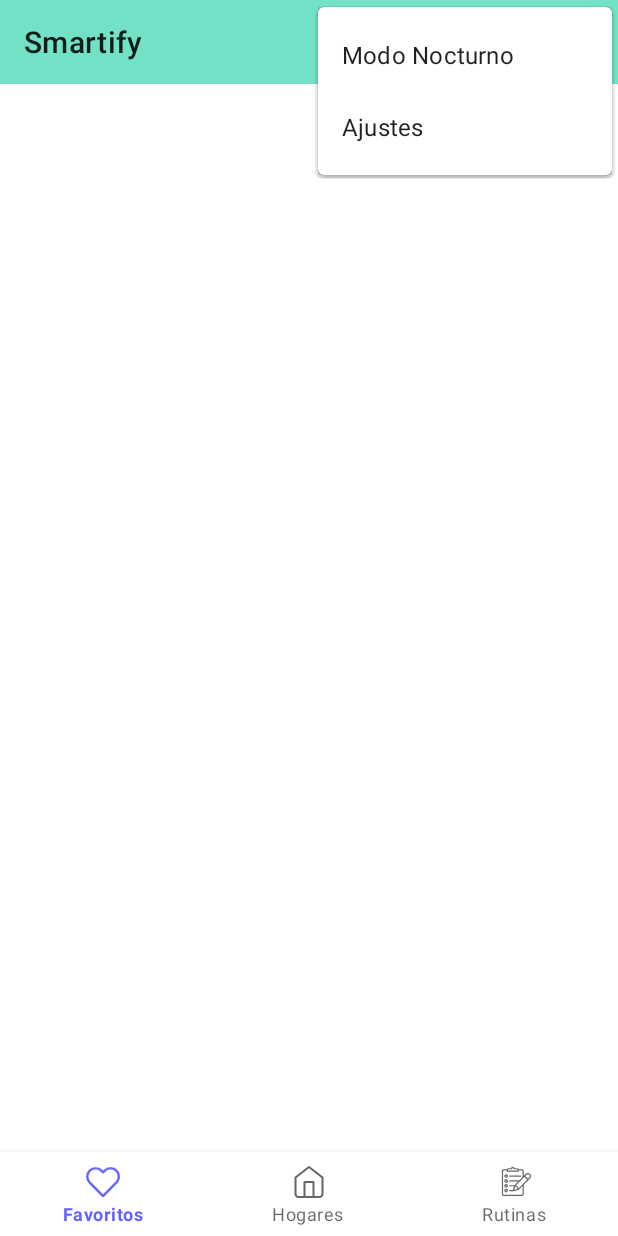
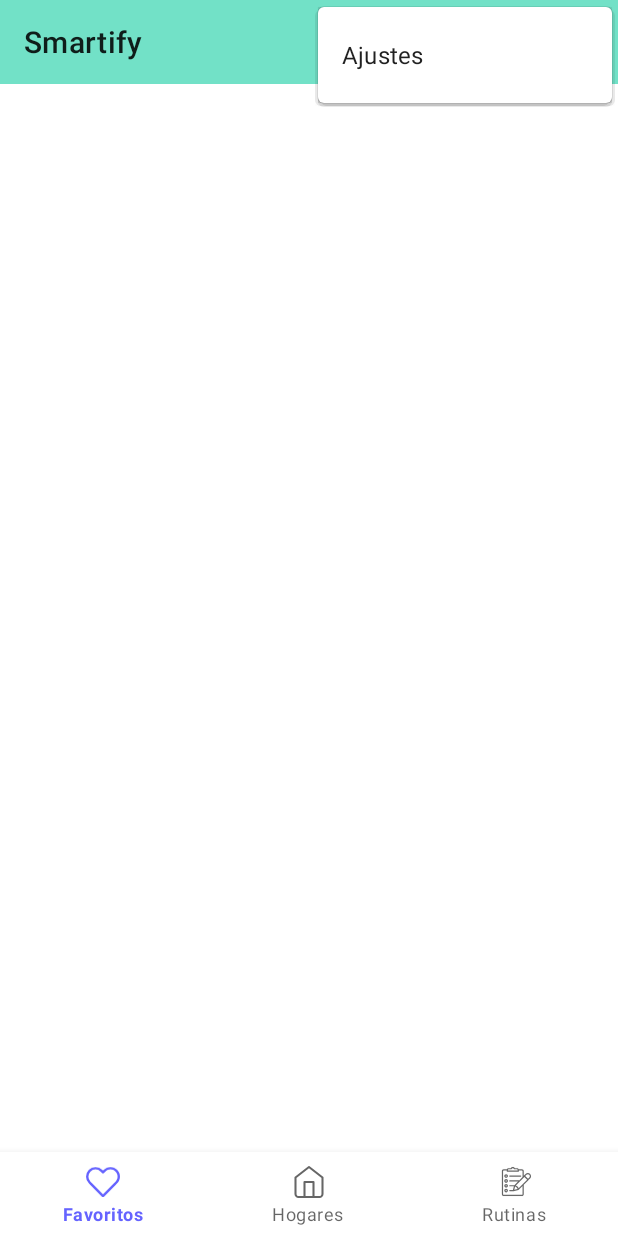
Before and after one commit to Fpannunzio/Hci-3, an Android app: the screen it shows after launch (MainActivity), with the options menu open, on a phone screen of 412 x 824 dp. Run offline under Robolectric (Android 15) with nearby library versions, the phone set to English and light mode, and no system bars; our stand-ins replace navigation-ui; 3 statements that could not run were skipped.

Commit message:
Se puede buscar de search e ir hasta settings desde ahi, el backstack funciona bien, saque opcion del menu que decia darkmode

```diff
--- a/app/src/main/java/com/example/hci_3/fragments/RoomDetailsFragment.java
+++ b/app/src/main/java/com/example/hci_3/fragments/RoomDetailsFragment.java
@@ -93,7 +93,6 @@
 
     @Override
     public void onCreateOptionsMenu(@NonNull Menu menu, @NonNull MenuInflater inflater) {
-        //inflater.inflate(R.menu.main, menu);
         super.onCreateOptionsMenu(menu, inflater);
         MenuItem searchItem = menu.findItem(R.id.action_search);
         MenuItem settingsItem = menu.findItem(R.id.settings);
--- a/app/src/main/res/menu/menu_main.xml
+++ b/app/src/main/res/menu/menu_main.xml
@@ -1,11 +1,6 @@
 <?xml version="1.0" encoding="utf-8"?>
 <menu xmlns:android="http://schemas.android.com/apk/res/android"
     xmlns:app="http://schemas.android.com/apk/res-auto">
-    <item
-        android:id="@+id/dark_mode"
-        android:background="#FFFFFF"
-        android:title="@string/modoNocturno"
-        app:actionViewClass="android.widget.Spinner" />
 
     <item
         android:id="@+id/settings"
--- a/app/src/main/res/navigation/nav_graph.xml
+++ b/app/src/main/res/navigation/nav_graph.xml
@@ -81,6 +81,12 @@
         <argument
             android:name="SearchInput"
             app:argType="string" />
+        <action
+            android:id="@+id/action_searchFragment_self"
+            app:destination="@id/searchFragment" />
+        <action
+            android:id="@+id/action_searchFragment_to_settingsFragment"
+            app:destination="@id/settingsFragment" />
     </fragment>
     <fragment
         android:id="@+id/settingsFragment"
```
Also changed, not shown: app/src/main/java/com/example/hci_3/fragments/SearchFragment.java (+40 -0 lines).
